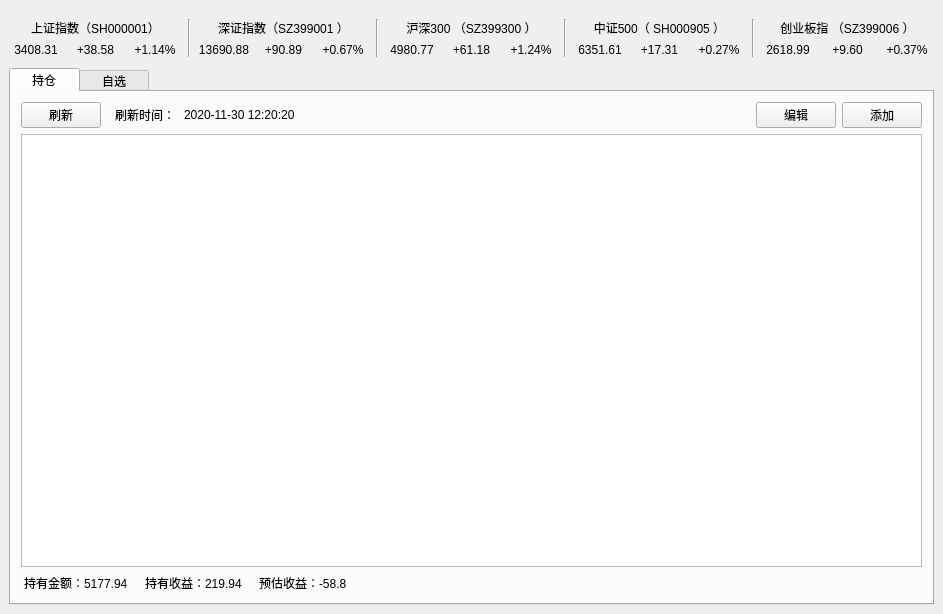
This is ui/fundViewForm.ui in xuzhonglin/FundView as Qt 5 draws it before an edit. The edited form follows.
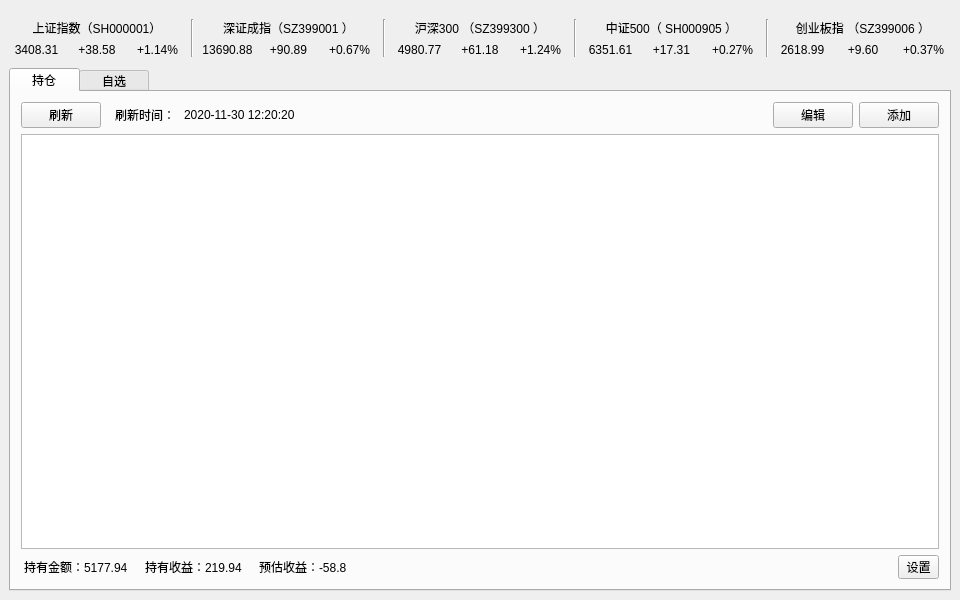
This is the edited form. Icons and pictures are not drawn.

Diff of the .ui file:
```diff
--- a/ui/fundViewForm.ui
+++ b/ui/fundViewForm.ui
@@ -6,8 +6,8 @@
    <rect>
     <x>0</x>
     <y>0</y>
-    <width>943</width>
-    <height>614</height>
+    <width>960</width>
+    <height>600</height>
    </rect>
   </property>
   <property name="sizePolicy">
@@ -145,6 +145,37 @@
               </property>
              </spacer>
             </item>
+            <item>
+             <widget class="QToolButton" name="settingBtn">
+              <property name="focusPolicy">
+               <enum>Qt::NoFocus</enum>
+              </property>
+              <property name="styleSheet">
+               <string notr="true">padding-left:3px;
+padding-right:3px;
+padding-top:1px;</string>
+              </property>
+              <property name="text">
+               <string>设置</string>
+              </property>
+              <property name="icon">
+               <iconset resource="fundViewResource.qrc">
+                <normaloff>:/icon/setting/setting.png</normaloff>:/icon/setting/setting.png</iconset>
+              </property>
+              <property name="checkable">
+               <bool>false</bool>
+              </property>
+              <property name="popupMode">
+               <enum>QToolButton::DelayedPopup</enum>
+              </property>
+              <property name="toolButtonStyle">
+               <enum>Qt::ToolButtonIconOnly</enum>
+              </property>
+              <property name="arrowType">
+               <enum>Qt::NoArrow</enum>
+              </property>
+             </widget>
+            </item>
            </layout>
           </item>
           <item row="0" column="0">
@@ -350,7 +381,7 @@
         <item>
          <widget class="QLabel" name="label">
           <property name="text">
-           <string>&lt;html&gt;&lt;head/&gt;&lt;body&gt;&lt;p&gt;上证指数（SH000001）&lt;/p&gt;&lt;/body&gt;&lt;/html&gt;</string>
+           <string>上证指数（SH000001）</string>
           </property>
           <property name="alignment">
            <set>Qt::AlignCenter</set>
@@ -405,7 +436,7 @@
         <item>
          <widget class="QLabel" name="label_3">
           <property name="text">
-           <string>&lt;html&gt;&lt;head/&gt;&lt;body&gt;&lt;p&gt;深证指数（SZ399001 ）&lt;/p&gt;&lt;/body&gt;&lt;/html&gt;</string>
+           <string>深证成指（SZ399001 ）</string>
           </property>
           <property name="alignment">
            <set>Qt::AlignCenter</set>
@@ -460,7 +491,7 @@
         <item>
          <widget class="QLabel" name="label_11">
           <property name="text">
-           <string>&lt;html&gt;&lt;head/&gt;&lt;body&gt;&lt;p&gt;沪深300 （SZ399300 ）&lt;/p&gt;&lt;/body&gt;&lt;/html&gt;</string>
+           <string>沪深300 （SZ399300 ）</string>
           </property>
           <property name="alignment">
            <set>Qt::AlignCenter</set>
@@ -515,7 +546,7 @@
         <item>
          <widget class="QLabel" name="label_5">
           <property name="text">
-           <string>&lt;html&gt;&lt;head/&gt;&lt;body&gt;&lt;p&gt;中证500（ SH000905 ）&lt;/p&gt;&lt;/body&gt;&lt;/html&gt;</string>
+           <string>中证500（ SH000905 ）</string>
           </property>
           <property name="alignment">
            <set>Qt::AlignCenter</set>
@@ -570,7 +601,7 @@
         <item>
          <widget class="QLabel" name="label_10">
           <property name="text">
-           <string>&lt;html&gt;&lt;head/&gt;&lt;body&gt;&lt;p&gt;创业板指 （SZ399006 ）&lt;/p&gt;&lt;/body&gt;&lt;/html&gt;</string>
+           <string>创业板指 （SZ399006 ）</string>
           </property>
           <property name="alignment">
            <set>Qt::AlignCenter</set>
```
Left out of the diff: 128 changed lines with no effect on the pictures.
